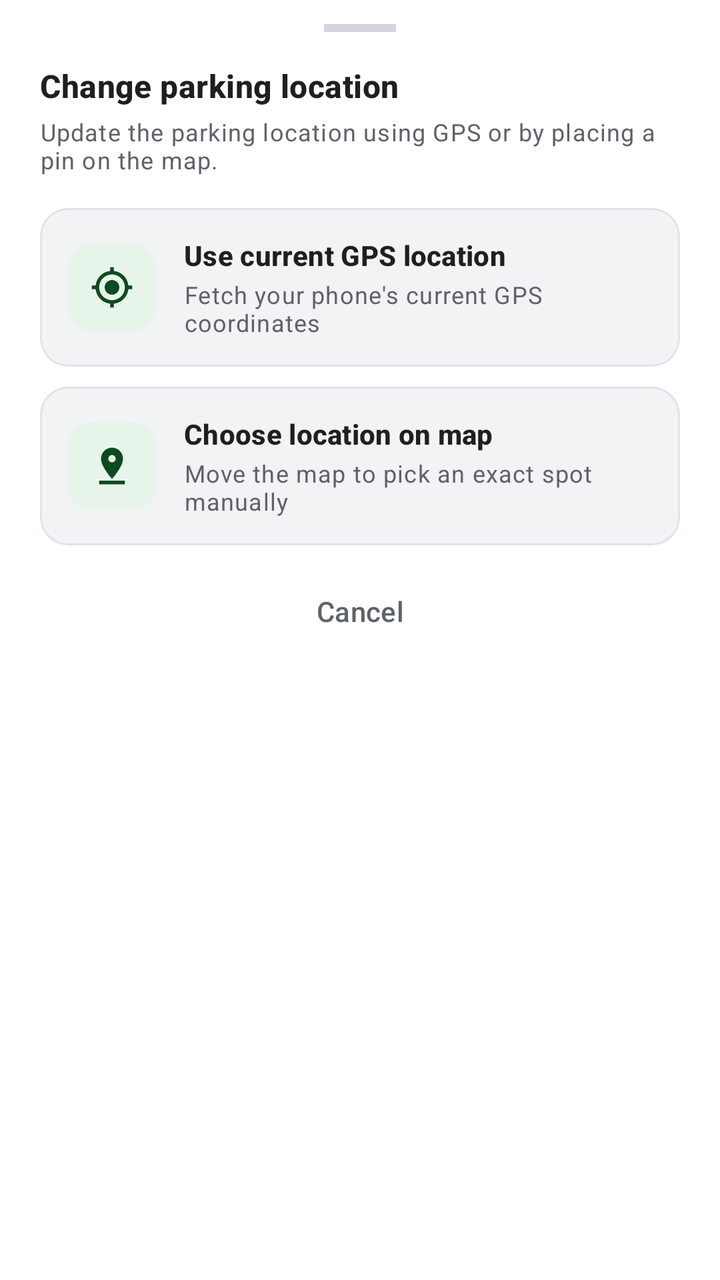
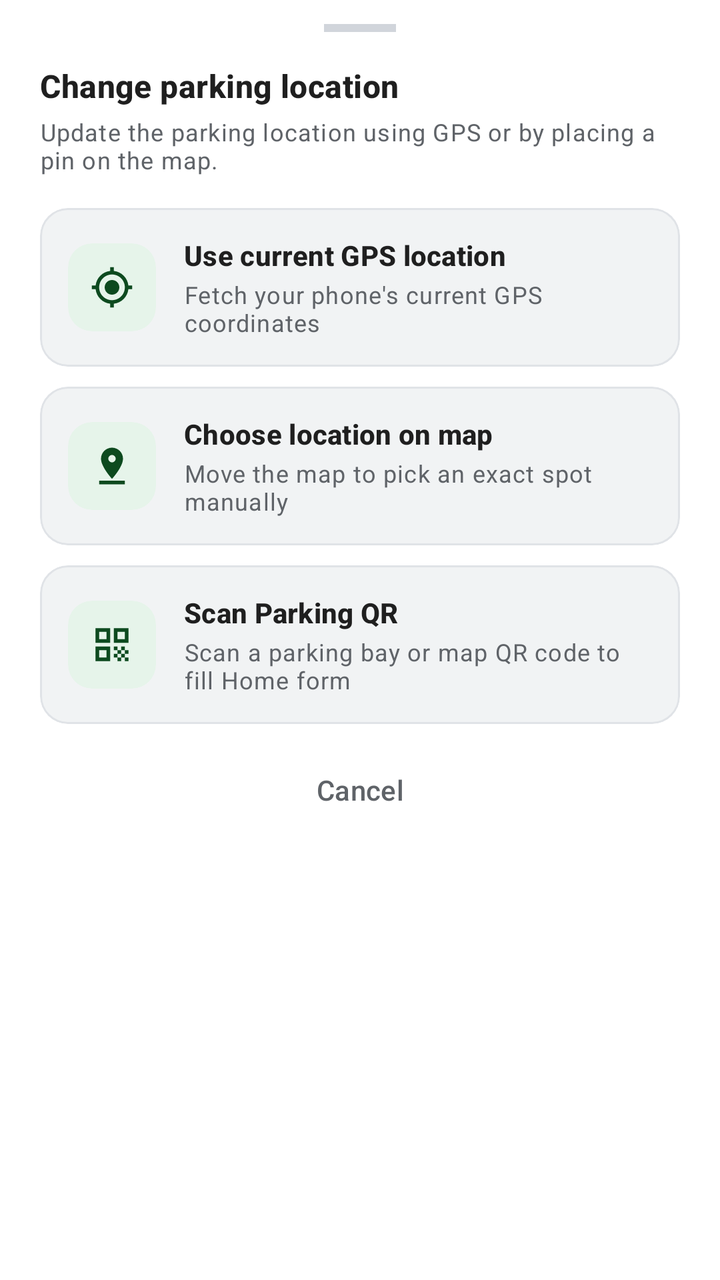

The first picture is an Android layout as it rendered before a commit; the second is the same layout after the commit. The layout source and the unified diff follow.
<!-- AndroidManifest.xml: application theme Theme.DeviceWatch -->
<!-- res/layout/bottom_sheet_change_location.xml -->
<?xml version="1.0" encoding="utf-8"?>
<LinearLayout xmlns:android="http://schemas.android.com/apk/res/android"
    xmlns:app="http://schemas.android.com/apk/res-auto"
    android:layout_width="match_parent"
    android:layout_height="wrap_content"
    android:background="@color/ps_card_bg"
    android:orientation="vertical"
    android:paddingHorizontal="20dp"
    android:paddingTop="12dp"
    android:paddingBottom="24dp">

    <View
        android:layout_width="36dp"
        android:layout_height="4dp"
        android:layout_gravity="center_horizontal"
        android:layout_marginBottom="16dp"
        android:background="@color/ps_drag_handle" />

    <TextView
        android:layout_width="match_parent"
        android:layout_height="wrap_content"
        android:text="@string/change_location_title"
        android:textAppearance="@style/TextAppearance.Material3.TitleMedium"
        android:textColor="@color/ps_text_primary"
        android:textStyle="bold" />

    <TextView
        android:layout_width="match_parent"
        android:layout_height="wrap_content"
        android:layout_marginTop="4dp"
        android:text="@string/change_location_subtitle"
        android:textAppearance="@style/TextAppearance.Material3.BodySmall"
        android:textColor="@color/ps_text_secondary" />

    <com.google.android.material.card.MaterialCardView
        android:id="@+id/cardOptionCurrentGps"
        android:layout_width="match_parent"
        android:layout_height="wrap_content"
        android:layout_marginTop="16dp"
        android:clickable="true"
        android:focusable="true"
        app:cardBackgroundColor="@color/ps_subtle_bg"
        app:cardCornerRadius="14dp"
        app:cardElevation="0dp"
        app:strokeColor="@color/ps_card_stroke"
        app:strokeWidth="1dp">

        <LinearLayout
            android:layout_width="match_parent"
            android:layout_height="wrap_content"
            android:gravity="center_vertical"
            android:orientation="horizontal"
            android:padding="14dp">

            <com.google.android.material.card.MaterialCardView
                android:layout_width="44dp"
                android:layout_height="44dp"
                app:cardBackgroundColor="@color/ps_primary_container"
                app:cardCornerRadius="12dp"
                app:cardElevation="0dp"
                app:strokeWidth="0dp">

                <ImageView
                    android:layout_width="22dp"
                    android:layout_height="22dp"
                    android:layout_gravity="center"
                    android:contentDescription="@string/use_current_gps"
                    android:src="@drawable/ic_my_location"
                    app:tint="@color/ps_on_primary_container" />
            </com.google.android.material.card.MaterialCardView>

            <LinearLayout
                android:layout_width="0dp"
                android:layout_height="wrap_content"
                android:layout_marginStart="14dp"
                android:layout_weight="1"
                android:orientation="vertical">

                <TextView
                    android:layout_width="match_parent"
                    android:layout_height="wrap_content"
                    android:text="@string/use_current_gps"
                    android:textAppearance="@style/TextAppearance.Material3.TitleSmall"
                    android:textColor="@color/ps_text_primary"
                    android:textStyle="bold" />

                <TextView
                    android:layout_width="match_parent"
                    android:layout_height="wrap_content"
                    android:layout_marginTop="2dp"
                    android:text="@string/use_current_gps_desc"
                    android:textAppearance="@style/TextAppearance.Material3.BodySmall"
                    android:textColor="@color/ps_text_secondary" />
            </LinearLayout>
        </LinearLayout>
    </com.google.android.material.card.MaterialCardView>

    <com.google.android.material.card.MaterialCardView
        android:id="@+id/cardOptionChooseOnMap"
        android:layout_width="match_parent"
        android:layout_height="wrap_content"
        android:layout_marginTop="10dp"
        android:clickable="true"
        android:focusable="true"
        app:cardBackgroundColor="@color/ps_subtle_bg"
        app:cardCornerRadius="14dp"
        app:cardElevation="0dp"
        app:strokeColor="@color/ps_card_stroke"
        app:strokeWidth="1dp">

        <LinearLayout
            android:layout_width="match_parent"
            android:layout_height="wrap_content"
            android:gravity="center_vertical"
            android:orientation="horizontal"
            android:padding="14dp">

            <com.google.android.material.card.MaterialCardView
                android:layout_width="44dp"
                android:layout_height="44dp"
                app:cardBackgroundColor="@color/ps_primary_container"
                app:cardCornerRadius="12dp"
                app:cardElevation="0dp"
                app:strokeWidth="0dp">

                <ImageView
                    android:layout_width="22dp"
                    android:layout_height="22dp"
                    android:layout_gravity="center"
                    android:contentDescription="@string/choose_on_map"
                    android:src="@drawable/ic_pin_drop"
                    app:tint="@color/ps_on_primary_container" />
            </com.google.android.material.card.MaterialCardView>

            <LinearLayout
                android:layout_width="0dp"
                android:layout_height="wrap_content"
                android:layout_marginStart="14dp"
                android:layout_weight="1"
                android:orientation="vertical">

                <TextView
                    android:layout_width="match_parent"
                    android:layout_height="wrap_content"
                    android:text="@string/choose_on_map"
                    android:textAppearance="@style/TextAppearance.Material3.TitleSmall"
                    android:textColor="@color/ps_text_primary"
                    android:textStyle="bold" />

                <TextView
                    android:layout_width="match_parent"
                    android:layout_height="wrap_content"
                    android:layout_marginTop="2dp"
                    android:text="@string/choose_on_map_desc"
                    android:textAppearance="@style/TextAppearance.Material3.BodySmall"
                    android:textColor="@color/ps_text_secondary" />
            </LinearLayout>
        </LinearLayout>
    </com.google.android.material.card.MaterialCardView>

    <com.google.android.material.button.MaterialButton
        android:id="@+id/btnChangeLocationCancel"
        style="@style/Widget.Material3.Button.TextButton"
        android:layout_width="match_parent"
        android:layout_height="46dp"
        android:layout_marginTop="10dp"
        android:text="@string/cancel"
        android:textAllCaps="false"
        android:textColor="@color/ps_text_secondary" />

</LinearLayout>
<!-- resources referenced by this layout -->
<resources>
  <color name="ps_card_bg">#FFFFFF</color>
  <color name="ps_card_stroke">#E0E3E7</color>
  <color name="ps_drag_handle">#D1D5DB</color>
  <color name="ps_on_primary_container">#0D4A1F</color>
  <color name="ps_primary_container">#E6F4EA</color>
  <color name="ps_subtle_bg">#F1F3F4</color>
  <color name="ps_text_primary">#1F1F1F</color>
  <color name="ps_text_secondary">#5F6368</color>
  <!-- drawable ic_my_location (drawable) -->
  <vector xmlns:android="http://schemas.android.com/apk/res/android"
      android:width="24dp"
      android:height="24dp"
      android:viewportWidth="24"
      android:viewportHeight="24">
      <path
          android:fillColor="#FF000000"
          android:pathData="M12,8c-2.21,0 -4,1.79 -4,4s1.79,4 4,4 4,-1.79 4,-4 -1.79,-4 -4,-4zM20.94,11c-0.46,-4.17 -3.77,-7.48 -7.94,-7.94V1h-2v2.06C6.83,3.52 3.52,6.83 3.06,11H1v2h2.06c0.46,4.17 3.77,7.48 7.94,7.94V23h2v-2.06c4.17,-0.46 7.48,-3.77 7.94,-7.94H23v-2h-2.06zM12,19c-3.87,0 -7,-3.13 -7,-7s3.13,-7 7,-7 7,3.13 7,7 -3.13,7 -7,7z" />
  </vector>
  <!-- drawable ic_pin_drop (drawable) -->
  <vector xmlns:android="http://schemas.android.com/apk/res/android"
      android:width="24dp"
      android:height="24dp"
      android:viewportWidth="24"
      android:viewportHeight="24">
      <path
          android:fillColor="#FF000000"
          android:pathData="M18,8c0,-3.31 -2.69,-6 -6,-6S6,4.69 6,8c0,4.5 6,11 6,11s6,-6.5 6,-11zM10,8c0,-1.1 0.9,-2 2,-2s2,0.9 2,2 -0.89,2 -2,2c-1.1,0 -2,-0.9 -2,-2zM5,20v2h14v-2H5z" />
  </vector>
  <string name="cancel">Cancel</string>
  <string name="change_location_subtitle">Update the parking location using GPS or by placing a pin on the map.</string>
  <string name="change_location_title">Change parking location</string>
  <string name="choose_on_map">Choose location on map</string>
  <string name="choose_on_map_desc">Move the map to pick an exact spot manually</string>
  <string name="use_current_gps">Use current GPS location</string>
  <string name="use_current_gps_desc">Fetch your phone\'s current GPS coordinates</string>
  <style name="Theme.DeviceWatch" parent="Theme.Material3.DayNight.NoActionBar">
          <item name="colorPrimary">@color/ps_primary</item>
          <item name="colorOnPrimary">@color/ps_on_primary</item>
          <item name="colorPrimaryContainer">@color/ps_primary_container</item>
          <item name="colorOnPrimaryContainer">@color/ps_on_primary_container</item>
          <item name="colorSurface">@color/ps_card_bg</item>
          <item name="colorSurfaceContainer">@color/ps_card_bg</item>
          <item name="colorSurfaceContainerHigh">@color/ps_card_bg</item>
          <item name="android:windowBackground">@color/ps_surface</item>
          <item name="android:colorBackground">@color/ps_surface</item>
          <item name="colorOnSurface">@color/ps_text_primary</item>
          <item name="colorOnSurfaceVariant">@color/ps_text_secondary</item>
          <item name="colorOutline">@color/ps_card_stroke</item>
          <item name="colorError">@color/ps_error</item>
      </style>
  <color name="ps_primary">#146C2E</color>
  <color name="ps_on_primary">#FFFFFF</color>
  <color name="ps_surface">#F8F9FA</color>
  <color name="ps_error">#B3261E</color>
</resources>

<!-- the commit's change to res/layout/bottom_sheet_change_location.xml (unified diff, before → after) -->
@@ -158,6 +158,69 @@
         </LinearLayout>
     </com.google.android.material.card.MaterialCardView>
 
+    <com.google.android.material.card.MaterialCardView
+        android:id="@+id/cardOptionScanQr"
+        android:layout_width="match_parent"
+        android:layout_height="wrap_content"
+        android:layout_marginTop="10dp"
+        android:clickable="true"
+        android:focusable="true"
+        app:cardBackgroundColor="@color/ps_subtle_bg"
+        app:cardCornerRadius="14dp"
+        app:cardElevation="0dp"
+        app:strokeColor="@color/ps_card_stroke"
+        app:strokeWidth="1dp">
+
+        <LinearLayout
+            android:layout_width="match_parent"
+            android:layout_height="wrap_content"
+            android:gravity="center_vertical"
+            android:orientation="horizontal"
+            android:padding="14dp">
+
+            <com.google.android.material.card.MaterialCardView
+                android:layout_width="44dp"
+                android:layout_height="44dp"
+                app:cardBackgroundColor="@color/ps_primary_container"
+                app:cardCornerRadius="12dp"
+                app:cardElevation="0dp"
+                app:strokeWidth="0dp">
+
+                <ImageView
+                    android:layout_width="22dp"
+                    android:layout_height="22dp"
+                    android:layout_gravity="center"
+                    android:contentDescription="@string/scan_parking_qr"
+                    android:src="@drawable/ic_qr_code"
+                    app:tint="@color/ps_on_primary_container" />
+            </com.google.android.material.card.MaterialCardView>
+
+            <LinearLayout
+                android:layout_width="0dp"
+                android:layout_height="wrap_content"
+                android:layout_marginStart="14dp"
+                android:layout_weight="1"
+                android:orientation="vertical">
+
+                <TextView
+                    android:layout_width="match_parent"
+                    android:layout_height="wrap_content"
+                    android:text="@string/scan_parking_qr"
+                    android:textAppearance="@style/TextAppearance.Material3.TitleSmall"
+                    android:textColor="@color/ps_text_primary"
+                    android:textStyle="bold" />
+
+                <TextView
+                    android:layout_width="match_parent"
+                    android:layout_height="wrap_content"
+                    android:layout_marginTop="2dp"
+                    android:text="@string/scan_parking_qr_desc"
+                    android:textAppearance="@style/TextAppearance.Material3.BodySmall"
+                    android:textColor="@color/ps_text_secondary" />
+            </LinearLayout>
+        </LinearLayout>
+    </com.google.android.material.card.MaterialCardView>
+
     <com.google.android.material.button.MaterialButton
         android:id="@+id/btnChangeLocationCancel"
         style="@style/Widget.Material3.Button.TextButton"
<!-- resource entries referenced after the edit -->
@@ -28,11 +28,23 @@
           android:fillColor="#FF000000"
           android:pathData="M18,8c0,-3.31 -2.69,-6 -6,-6S6,4.69 6,8c0,4.5 6,11 6,11s6,-6.5 6,-11zM10,8c0,-1.1 0.9,-2 2,-2s2,0.9 2,2 -0.89,2 -2,2c-1.1,0 -2,-0.9 -2,-2zM5,20v2h14v-2H5z" />
   </vector>
+  <!-- drawable ic_qr_code (drawable) -->
+  <vector xmlns:android="http://schemas.android.com/apk/res/android"
+      android:width="24dp"
+      android:height="24dp"
+      android:viewportWidth="24"
+      android:viewportHeight="24">
+      <path
+          android:fillColor="#FF000000"
+          android:pathData="M3,11h8V3H3V11zM5,5h4v4H5V5zM3,21h8v-8H3V21zM5,15h4v4H5V15zM13,3v8h8V3H13zM19,9h-4V5h4V9zM19,19h2v2h-2V19zM13,13h2v2h-2V13zM15,15h2v2h-2V15zM13,17h2v2h-2V17zM15,19h2v2h-2V19zM17,17h2v2h-2V17zM17,13h2v2h-2V13zM19,15h2v2h-2V15z" />
+  </vector>
   <string name="cancel">Cancel</string>
   <string name="change_location_subtitle">Update the parking location using GPS or by placing a pin on the map.</string>
   <string name="change_location_title">Change parking location</string>
   <string name="choose_on_map">Choose location on map</string>
   <string name="choose_on_map_desc">Move the map to pick an exact spot manually</string>
+  <string name="scan_parking_qr">Scan Parking QR</string>
+  <string name="scan_parking_qr_desc">Scan a parking bay or map QR code to fill Home form</string>
   <string name="use_current_gps">Use current GPS location</string>
   <string name="use_current_gps_desc">Fetch your phone\'s current GPS coordinates</string>
   <style name="Theme.DeviceWatch" parent="Theme.Material3.DayNight.NoActionBar">
